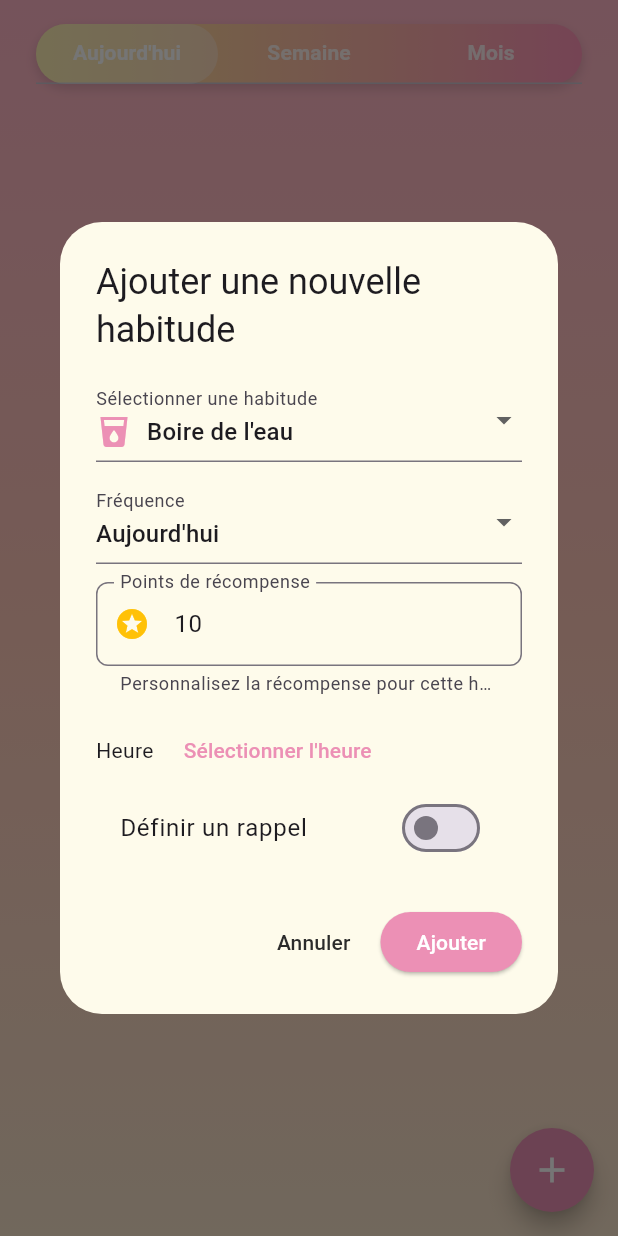
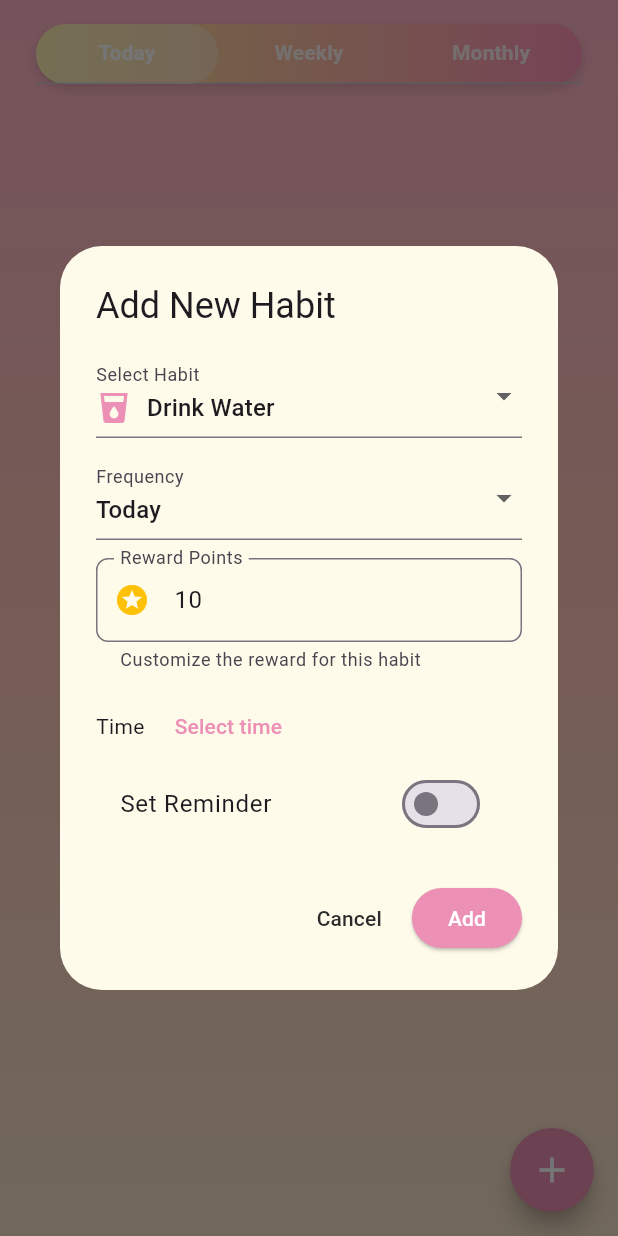
Before and after one commit to alabenss/mobile-dev-project, a Flutter app: the HabitsScreen screen opened directly, after a tap on the "add" icon, on a phone screen of 412 x 824 dp. Run offline on Flutter 3.47's test engine with Material 3 defaults, Android fonts, the phone set to English and light mode, and no system bars; our stand-ins replace audioplayers, bloc, equatable, fl_chart, flutter_bloc, google_fonts and 6 more; missing offline and left inert: record; accounts and stored records are empty.

Commit message:
habits fix

```diff
--- a/the_project/lib/database/repo/habit_repo.dart
+++ b/the_project/lib/database/repo/habit_repo.dart
@@ -11,7 +11,6 @@ class HabitRepository {
     final userId = prefs.getInt('userId');
 
     if (userId == null) {
-      // Fallback to default user if no one is logged in
       return await DBHelper.ensureDefaultUser();
     }
 
@@ -21,8 +20,8 @@ class HabitRepository {
   /// Convert a Habit object to a Map for database storage
   Map<String, dynamic> _habitToMap(Habit habit) {
     return {
-      'title': habit.title,
-      'description': '',
+      'title': habit.habitKey, // Store the key, not the localized title
+      'description': habit.iconCodePoint.toString(), // Store icon code point here
       'frequency': habit.frequency,
       'status': habit.done ? 'completed' : (habit.skipped ? 'skipped' : 'active'),
       'createdDate': DateTime.now().toIso8601String(),
@@ -35,9 +34,25 @@ class HabitRepository {
   }
 
   /// Convert a database Map to a Habit object
-  Habit _mapToHabit(Map<String, dynamic> map) {
-    // Parse icon from title or use default
-    IconData icon = _getIconForTitle(map['title'] as String);
+  Habit _mapToHabit(Map<String, dynamic> map, String? localizedTitle) {
+    // Get habit key from database (stored in 'title' field)
+    String habitKey = map['title'] as String;
+
+    // Get icon from code point stored in description, or use key-based icon
+    IconData icon;
+    try {
+      final iconCode = int.parse(map['description'] as String? ?? '0');
+      if (iconCode > 0) {
+        icon = Habit.iconFromCodePoint(iconCode);
+      } else {
+        icon = Habit.getIconForKey(habitKey);
+      }
+    } catch (e) {
+      icon = Habit.getIconForKey(habitKey);
+    }
+
+    // Use localized title if provided, otherwise use the key
+    String displayTitle = localizedTitle ?? _getLocalizedTitle(habitKey);
 
     // Parse time if available
     TimeOfDay? time;
@@ -50,10 +65,12 @@ class HabitRepository {
         );
       }
     }
+
     final status = (map['status'] as String?) ?? 'active';
 
     return Habit(
-      title: map['title'] as String,
+      title: displayTitle,
+      habitKey: habitKey,
       icon: icon,
       frequency: map['frequency'] as String,
       time: time,
@@ -64,19 +81,14 @@ class HabitRepository {
     );
   }
 
-  /// Get appropriate icon based on habit title
-  IconData _getIconForTitle(String title) {
-    final Map<String, IconData> iconMap = {
-      'Drink Water': Icons.local_drink,
-      'Exercise': Icons.fitness_center,
-      'Meditate': Icons.self_improvement,
-      'Read': Icons.book,
-      'Sleep Early': Icons.bedtime,
-      'Study': Icons.school,
-      'Walk': Icons.directions_walk,
-    };
-
-    return iconMap[title] ?? Icons.star_border;
+  /// Get localized title for a habit key (fallback if not provided)
+  String _getLocalizedTitle(String habitKey) {
+    // This will just return the key formatted nicely as fallback
+    // The actual localization should happen in the UI layer
+    return habitKey
+        .split('_')
+        .map((word) => word[0].toUpperCase() + word.substring(1))
+        .join(' ');
   }
 
   /// Insert a new habit into the database
@@ -102,7 +114,7 @@ class HabitRepository {
       orderBy: 'createdDate DESC',
     );
 
-    return maps.map((map) => _mapToHabit(map)).toList();
+    return maps.map((map) => _mapToHabit(map, null)).toList();
   }
 
   /// Get habits by frequency (Daily, Weekly, Monthly, Yearly)
@@ -117,7 +129,6 @@ class HabitRepository {
       orderBy: 'createdDate DESC',
     );
 
-    // Filter habits based on their period
     final now = DateTime.now();
     final List<Habit> habits = [];
 
@@ -128,22 +139,18 @@ class HabitRepository {
 
       switch (frequency.toLowerCase()) {
         case 'daily':
-          // Show if updated today
           shouldShow = _isSameDay(lastUpdated, now);
           break;
 
         case 'weekly':
-          // Show if updated in current week
           shouldShow = _isSameWeek(lastUpdated, now);
           break;
 
         case 'monthly':
-          // Show if updated in current month
           shouldShow = _isSameMonth(lastUpdated, now);
           break;
 
         case 'yearly':
-          // Show if updated in current year
           shouldShow = _isSameYear(lastUpdated, now);
           break;
 
@@ -151,7 +158,6 @@ class HabitRepository {
           shouldShow = true;
       }
 
-      // If habit is from a previous period and was completed/skipped, reset it
       if (!shouldShow) {
         await db.update(
           'habits',
@@ -166,47 +172,39 @@ class HabitRepository {
         map['lastUpdated'] = now.toIso8601String();
       }
 
-      habits.add(_mapToHabit(map));
+      habits.add(_mapToHabit(map, null));
     }
 
     return habits;
   }
 
-  /// Check if two dates are on the same day
   bool _isSameDay(DateTime date1, DateTime date2) {
     return date1.year == date2.year &&
         date1.month == date2.month &&
         date1.day == date2.day;
   }
 
-  /// Check if two dates are in the same week (Monday as start)
   bool _isSameWeek(DateTime date1, DateTime date2) {
-    // Get Monday of the week for both dates
     final monday1 = _getMondayOfWeek(date1);
     final monday2 = _getMondayOfWeek(date2);
     return _isSameDay(monday1, monday2);
   }
 
-  /// Get the Monday of the week for a given date
   DateTime _getMondayOfWeek(DateTime date) {
-    // DateTime.weekday returns 1 for Monday, 7 for Sunday
     final daysFromMonday = date.weekday - 1;
     return DateTime(date.year, date.month, date.day).subtract(
       Duration(days: daysFromMonday),
     );
   }
 
-  /// Check if two dates are in the same month
   bool _isSameMonth(DateTime date1, DateTime date2) {
     return date1.year == date2.year && date1.month == date2.month;
   }
 
-  /// Check if two dates are in the same year
   bool _isSameYear(DateTime date1, DateTime date2) {
     return date1.year == date2.year;
   }
 
-  /// Check and reset habits from previous periods
   Future<void> checkAndResetOldHabits() async {
     final db = await DBHelper.database;
     final userId = await _getCurrentUserId();
@@ -238,7 +236,6 @@ class HabitRepository {
           break;
       }
 
-      // Reset if from previous period
       if (shouldReset && habit['status'] != 'active') {
         await db.update(
           'habits',
@@ -253,27 +250,24 @@ class HabitRepository {
     }
   }
 
-  /// Update habit status (active, completed, skipped)
-  Future<int> updateHabitStatus(String title, String status) async {
+  /// Update habit status - accepts either habitKey or title for backward compatibility
+  Future<int> updateHabitStatus(String habitKeyOrTitle, String status) async {
     final db = await DBHelper.database;
     final userId = await _getCurrentUserId();
 
-    // If completed, award points
     if (status == 'completed') {
-      final habit = await getHabitByTitle(title);
+      final habit = await getHabitByKey(habitKeyOrTitle);
       if (habit != null) {
         await _awardPoints(habit.points);
       }
     }
 
-    // If from completed to active, reduce points
     if (status == 'active') {
-      final habit = await getHabitByTitle(title);
+      final habit = await getHabitByKey(habitKeyOrTitle);
       if (habit != null) {
         await _awardPoints(-habit.points);
       }
     }
-
 
     return await db.update(
       'habits',
@@ -282,39 +276,43 @@ class HabitRepository {
         'lastUpdated': DateTime.now().toIso8601String(),
       },
       where: 'userId = ? AND title = ?',
-      whereArgs: [userId, title],
+      whereArgs: [userId, habitKeyOrTitle],
     );
   }
 
-  /// Get a specific habit by title
-  Future<Habit?> getHabitByTitle(String title) async {
+  /// Get a specific habit by habitKey
+  Future<Habit?> getHabitByKey(String habitKey) async {
     final db = await DBHelper.database;
     final userId = await _getCurrentUserId();
 
     final List<Map<String, dynamic>> maps = await db.query(
       'habits',
       where: 'userId = ? AND title = ?',
-      whereArgs: [userId, title],
+      whereArgs: [userId, habitKey],
       limit: 1,
     );
 
     if (maps.isEmpty) return null;
-    return _mapToHabit(maps.first);
+    return _mapToHabit(maps.first, null);
   }
 
-  /// Delete a habit by title
-  Future<int> deleteHabit(String title) async {
+  /// Get a specific habit by title (kept for backward compatibility)
+  Future<Habit?> getHabitByTitle(String title) async {
+    return await getHabitByKey(title);
+  }
+
+  /// Delete a habit by habitKey
+  Future<int> deleteHabit(String habitKey) async {
     final db = await DBHelper.database;
     final userId = await _getCurrentUserId();
 
     return await db.delete(
       'habits',
       where: 'userId = ? AND title = ?',
-      whereArgs: [userId, title],
+      whereArgs: [userId, habitKey],
     );
   }
 
-  /// Delete all habits
   Future<int> deleteAllHabits() async {
     final db = await DBHelper.database;
     final userId = await _getCurrentUserId();
@@ -326,7 +324,6 @@ class HabitRepository {
     );
   }
 
-  /// Get count of completed habits
   Future<int> getCompletedHabitsCount() async {
     final db = await DBHelper.database;
     final userId = await _getCurrentUserId();
@@ -339,12 +336,10 @@ class HabitRepository {
     return Sqflite.firstIntValue(result) ?? 0;
   }
 
-  /// Get habits that are due today (based on frequency and last completed date)
   Future<List<Habit>> getTodayHabits() async {
     return await getHabitsByFrequency('Daily');
   }
 
-  /// Reset daily habit statuses (call this at the start of each day)
   Future<void> resetDailyHabits() async {
     final db = await DBHelper.database;
     final userId = await _getCurrentUserId();
@@ -357,12 +352,10 @@ class HabitRepository {
     );
   }
 
-  /// Award points to user when completing a habit
   Future<void> _awardPoints(int points) async {
     final userId = await _getCurrentUserId();
     final db = await DBHelper.database;
 
-    // Get current points for this specific user
     final result = await db.query(
       'users',
       columns: ['totalPoints'],
@@ -381,7 +374,6 @@ class HabitRepository {
       }
     }
 
-    // Update points for this specific user
     await db.update(
       'users',
       {'totalPoints': currentPoints + points},
@@ -390,7 +382,6 @@ class HabitRepository {
     );
   }
 
-  /// Get total points earned from all completed habits
   Future<int> getTotalHabitPoints() async {
     final db = await DBHelper.database;
     final userId = await _getCurrentUserId();
@@ -407,30 +398,30 @@ class HabitRepository {
     return 0;
   }
 
-  /// Check if a habit with the given title already exists
-  Future<bool> habitExists(String title) async {
+  /// Check if a habit exists using habitKey
+  Future<bool> habitExists(String habitKey) async {
     final db = await DBHelper.database;
     final userId = await _getCurrentUserId();
 
     final result = await db.query(
       'habits',
-      where: 'userId = ? AND LOWER(title) = ?',
-      whereArgs: [userId, title.toLowerCase()],
+      where: 'userId = ? AND title = ?',
+      whereArgs: [userId, habitKey],
       limit: 1,
     );
 
     return result.isNotEmpty;
   }
 
-  /// Check if a habit with the given title and frequency already exists
-  Future<bool> habitExistsWithFrequency(String title, String frequency) async {
+  /// Check if a habit with the given key and frequency already exists
+  Future<bool> habitExistsWithFrequency(String habitKey, String frequency) async {
     final db = await DBHelper.database;
     final userId = await _getCurrentUserId();
 
     final result = await db.query(
       'habits',
-      where: 'userId = ? AND LOWER(title) = ? AND frequency = ?',
-      whereArgs: [userId, title.toLowerCase(), frequency],
+      where: 'userId = ? AND title = ? AND frequency = ?',
+      whereArgs: [userId, habitKey, frequency],
       limit: 1,
     );
 
--- a/the_project/lib/main.dart
+++ b/the_project/lib/main.dart
@@ -129,7 +129,7 @@ class MyApp extends StatelessWidget {
     return MaterialApp(
   debugShowCheckedModeBanner: false,
 
-  locale: const Locale('fr'), // ✅ FORCE FRENCH
+  locale: const Locale('en'), // ✅ FORCE FRENCH
 
   localizationsDelegates: const [
     AppLocalizations.delegate,
--- a/the_project/lib/models/habit_model.dart
+++ b/the_project/lib/models/habit_model.dart
@@ -1,23 +1,90 @@
 import 'package:flutter/material.dart';
 
 class Habit {
-  final String title;
+  final String title; // Displayed title (can be localized)
+  final String habitKey; // Unique identifier (language-independent)
+  final IconData icon;
   final String frequency;
-  final IconData icon;
   final TimeOfDay? time;
   final bool reminder;
-  final int points; // ADD THIS LINE
-  bool done;
-  bool skipped;
+  final int points;
+  final bool done;
+  final bool skipped;
 
   Habit({
     required this.title,
+    String? habitKey, // Optional, will default to title
     required this.icon,
     required this.frequency,
     this.time,
     this.reminder = false,
-    this.points = 10, // ADD THIS LINE with default value
+    this.points = 10,
     this.done = false,
     this.skipped = false,
-  });
+  }) : habitKey = habitKey ?? title.toLowerCase().replaceAll(' ', '_');
+
+  // Get the icon code point for database storage
+  int get iconCodePoint => icon.codePoint;
+
+  // Create IconData from code point
+  static IconData iconFromCodePoint(int codePoint) {
+    return IconData(codePoint, fontFamily: 'MaterialIcons');
+  }
+
+  Habit copyWith({
+    String? title,
+    String? habitKey,
+    IconData? icon,
+    String? frequency,
+    TimeOfDay? time,
+    bool? reminder,
+    int? points,
+    bool? done,
+    bool? skipped,
+  }) {
+    return Habit(
+      title: title ?? this.title,
+      habitKey: habitKey ?? this.habitKey,
+      icon: icon ?? this.icon,
+      frequency: frequency ?? this.frequency,
+      time: time ?? this.time,
+      reminder: reminder ?? this.reminder,
+      points: points ?? this.points,
+      done: done ?? this.done,
+      skipped: skipped ?? this.skipped,
+    );
+  }
+
+  // Predefined habit keys for consistency
+  static const String keyDrinkWater = 'drink_water';
+  static const String keyExercise = 'exercise';
+  static const String keyMeditate = 'meditate';
+  static const String keyRead = 'read';
+  static const String keySleepEarly = 'sleep_early';
+  static const String keyStudy = 'study';
+  static const String keyWalk = 'walk';
+  static const String keyOther = 'other';
+
+  // Get icon for a habit key
+  static IconData getIconForKey(String key) {
+    switch (key) {
+      case keyDrinkWater:
+        return Icons.local_drink;
+      case keyExercise:
+        return Icons.fitness_center;
+      case keyMeditate:
+        return Icons.self_improvement;
+      case keyRead:
+        return Icons.book;
+      case keySleepEarly:
+        return Icons.bedtime;
+      case keyStudy:
+        return Icons.school;
+      case keyWalk:
+        return Icons.directions_walk;
+      case keyOther:
+      default:
+        return Icons.star_border;
+    }
+  }
 }
--- /dev/null
+++ b/the_project/lib/utils/habit_localization.dart
@@ -0,0 +1,45 @@
+import 'package:flutter/material.dart';
+import '../l10n/app_localizations.dart';
+import '../models/habit_model.dart';
+
+/// Helper class to get localized habit titles
+class HabitLocalization {
+  /// Get the localized title for a habit based on its habitKey
+  static String getLocalizedTitle(BuildContext context, Habit habit) {
+    final l10n = AppLocalizations.of(context)!;
+
+    switch (habit.habitKey) {
+      case Habit.keyDrinkWater:
+        return l10n.habitDrinkWater;
+      case Habit.keyExercise:
+        return l10n.habitExercise;
+      case Habit.keyMeditate:
+        return l10n.habitMeditate;
+      case Habit.keyRead:
+        return l10n.habitRead;
+      case Habit.keySleepEarly:
+        return l10n.habitSleepEarly;
+      case Habit.keyStudy:
+        return l10n.habitStudy;
+      case Habit.keyWalk:
+        return l10n.habitWalk;
+      case Habit.keyOther:
+        return l10n.habitOther;
+      default:
+        // For custom habits, return the stored title
+        return habit.title;
+    }
+  }
+
+  /// Update a habit with its localized title
+  static Habit localizeHabit(BuildContext context, Habit habit) {
+    return habit.copyWith(
+      title: getLocalizedTitle(context, habit),
+    );
+  }
+
+  /// Localize a list of habits
+  static List<Habit> localizeHabits(BuildContext context, List<Habit> habits) {
+    return habits.map((habit) => localizeHabit(context, habit)).toList();
+  }
+}
--- a/the_project/lib/views/widgets/habits/add_habit_dialog.dart
+++ b/the_project/lib/views/widgets/habits/add_habit_dialog.dart
@@ -20,34 +20,27 @@ class _AddHabitDialogState extends State<AddHabitDialog> {
   TimeOfDay? _time;
   bool _reminder = false;
 
-  late Map<String, IconData> _habitOptions;
-
-  String _selectedHabit = 'Drink Water';
+  late Map<String, String> _habitOptions; // key -> localized name
+  String _selectedHabitKey = Habit.keyDrinkWater;
 
   @override
   void initState() {
     super.initState();
-    // Set default points based on frequency
     _updateDefaultPoints();
   }
 
   void _initializeHabitOptions(BuildContext context) {
     final l10n = AppLocalizations.of(context)!;
     _habitOptions = {
-      l10n.habitDrinkWater: Icons.local_drink,
-      l10n.habitExercise: Icons.fitness_center,
-      l10n.habitMeditate: Icons.self_improvement,
-      l10n.habitRead: Icons.book,
-      l10n.habitSleepEarly: Icons.bedtime,
-      l10n.habitStudy: Icons.school,
-      l10n.habitWalk: Icons.directions_walk,
-      l10n.habitOther: Icons.star_border,
+      Habit.keyDrinkWater: l10n.habitDrinkWater,
+      Habit.keyExercise: l10n.habitExercise,
+      Habit.keyMeditate: l10n.habitMeditate,
+      Habit.keyRead: l10n.habitRead,
+      Habit.keySleepEarly: l10n.habitSleepEarly,
+      Habit.keyStudy: l10n.habitStudy,
+      Habit.keyWalk: l10n.habitWalk,
+      Habit.keyOther: l10n.habitOther,
     };
-
-    // Set default selected habit to first option
-    if (_selectedHabit == 'Drink Water') {
-      _selectedHabit = l10n.habitDrinkWater;
-    }
   }
 
   void _updateDefaultPoints() {
@@ -76,7 +69,7 @@ class _AddHabitDialogState extends State<AddHabitDialog> {
     final l10n = AppLocalizations.of(context)!;
     _initializeHabitOptions(context);
 
-    bool isCustom = _selectedHabit == l10n.habitOther;
+    bool isCustom = _selectedHabitKey == Habit.keyOther;
 
     return AlertDialog(
       title: Text(l10n.addNewHabit),
@@ -84,20 +77,20 @@ class _AddHabitDialogState extends State<AddHabitDialog> {
         child: Column(
           children: [
             DropdownButtonFormField<String>(
-              value: _selectedHabit,
-              items: _habitOptions.keys.map((habit) {
+              value: _selectedHabitKey,
+              items: _habitOptions.entries.map((entry) {
                 return DropdownMenuItem(
-                  value: habit,
+                  value: entry.key,
                   child: Row(
                     children: [
-                      Icon(_habitOptions[habit], color: AppColors.icon),
+                      Icon(Habit.getIconForKey(entry.key), color: AppColors.icon),
                       const SizedBox(width: 10),
-                      Text(habit),
+                      Text(entry.value),
                     ],
                   ),
                 );
               }).toList(),
-              onChanged: (v) => setState(() => _selectedHabit = v!),
+              onChanged: (v) => setState(() => _selectedHabitKey = v!),
               decoration: InputDecoration(labelText: l10n.selectHabit),
             ),
             if (isCustom)
@@ -184,16 +177,26 @@ class _AddHabitDialogState extends State<AddHabitDialog> {
             backgroundColor: AppColors.icon,
           ),
           onPressed: () {
-            String title = isCustom
-                ? (_customNameCtrl.text.trim().isEmpty
-                    ? l10n.customHabit
-                    : _customNameCtrl.text.trim())
-                : _selectedHabit;
+            String habitKey;
+            String title;
 
-            // Check for duplicates with same frequency
+            if (isCustom) {
+              final customName = _customNameCtrl.text.trim();
+              if (customName.isEmpty) {
+                title = l10n.customHabit;
+                habitKey = 'custom_${DateTime.now().millisecondsSinceEpoch}';
+              } else {
+                title = customName;
+                habitKey = customName.toLowerCase().replaceAll(' ', '_');
+              }
+            } else {
+              habitKey = _selectedHabitKey;
+              title = _habitOptions[_selectedHabitKey]!;
+            }
+
+            // Check for duplicates using habitKey and frequency
             bool alreadyExists = widget.existingHabits.any((habit) =>
-                habit.title.toLowerCase() == title.toLowerCase() &&
-                habit.frequency == _frequency);
+                habit.habitKey == habitKey && habit.frequency == _frequency);
 
             if (alreadyExists) {
               ScaffoldMessenger.of(context).showSnackBar(
@@ -219,14 +222,13 @@ class _AddHabitDialogState extends State<AddHabitDialog> {
               return;
             }
 
-            IconData icon = isCustom
-                ? Icons.star_border
-                : _habitOptions[_selectedHabit]!;
+            IconData icon = Habit.getIconForKey(habitKey);
 
             Navigator.pop(
               context,
               Habit(
                 title: title,
+                habitKey: habitKey,
                 icon: icon,
                 frequency: _frequency,
                 time: _time,
--- a/the_project/lib/views/widgets/habits/habit_card.dart
+++ b/the_project/lib/views/widgets/habits/habit_card.dart
@@ -2,6 +2,7 @@ import 'package:flutter/material.dart';
 import '../../../l10n/app_localizations.dart';
 import '../../themes/style_simple/colors.dart';
 import '../../../models/habit_model.dart';
+import '../../../utils/habit_localization.dart';
 
 class HabitCard extends StatelessWidget {
   final Habit habit;
@@ -14,6 +15,9 @@ class HabitCard extends StatelessWidget {
   @override
   Widget build(BuildContext context) {
     final l10n = AppLocalizations.of(context)!;
+
+    // Get localized title
+    final localizedTitle = HabitLocalization.getLocalizedTitle(context, habit);
 
     // Format frequency for display
     String frequencyText = habit.frequency;
@@ -33,7 +37,7 @@ class HabitCard extends StatelessWidget {
       child: ListTile(
         leading: Icon(habit.icon, color: AppColors.icon, size: 32),
         title: Text(
-          habit.title,
+          localizedTitle,
           style: const TextStyle(
             color: AppColors.textPrimary,
             fontWeight: FontWeight.w600,
--- a/the_project/lib/views/widgets/habits/habit_list.dart
+++ b/the_project/lib/views/widgets/habits/habit_list.dart
@@ -94,7 +94,7 @@ class _HabitListState extends State<HabitList> {
           ),
         ),
         ...habits.map((habit) => Dismissible(
-              key: ValueKey('${habit.title}_${habit.frequency}_$title'),
+              key: ValueKey('${habit.habitKey}_${habit.frequency}_$title'),
               direction: title == "Today's Habits" || title == "Habits d'aujourd'hui"
                   ? DismissDirection.horizontal
                   : DismissDirection.none,
@@ -120,11 +120,10 @@ class _HabitListState extends State<HabitList> {
                 final l10n = AppLocalizations.of(context)!;
 
                 if (direction == DismissDirection.startToEnd) {
-                  // Mark as completed
-                  await cubit.completeHabit(habit.title);
+                  // Mark as completed using habitKey
+                  await cubit.completeHabit(habit.habitKey);
 
                   if (mounted) {
-                    // Show points earned with animation
                     ScaffoldMessenger.of(context).showSnackBar(
                       SnackBar(
                         content: Row(
@@ -170,8 +169,8 @@ class _HabitListState extends State<HabitList> {
                     );
                   }
                 } else if (direction == DismissDirection.endToStart) {
-                  // Mark as skipped
-                  await cubit.skipHabit(habit.title);
+                  // Mark as skipped using habitKey
+                  await cubit.skipHabit(habit.habitKey);
 
                   if (mounted) {
                     ScaffoldMessenger.of(context).showSnackBar(
@@ -190,7 +189,7 @@ class _HabitListState extends State<HabitList> {
                   if (shouldDelete && mounted) {
                     final cubit = context.read<HabitCubit>();
                     final l10n = AppLocalizations.of(context)!;
-                    await cubit.deleteHabit(habit.title);
+                    await cubit.deleteHabit(habit.habitKey);
 
                     if (mounted) {
                       ScaffoldMessenger.of(context).showSnackBar(
```
Also changed, not shown: the_project/lib/logic/habits/habit_cubit.dart (+14 -14 lines).
